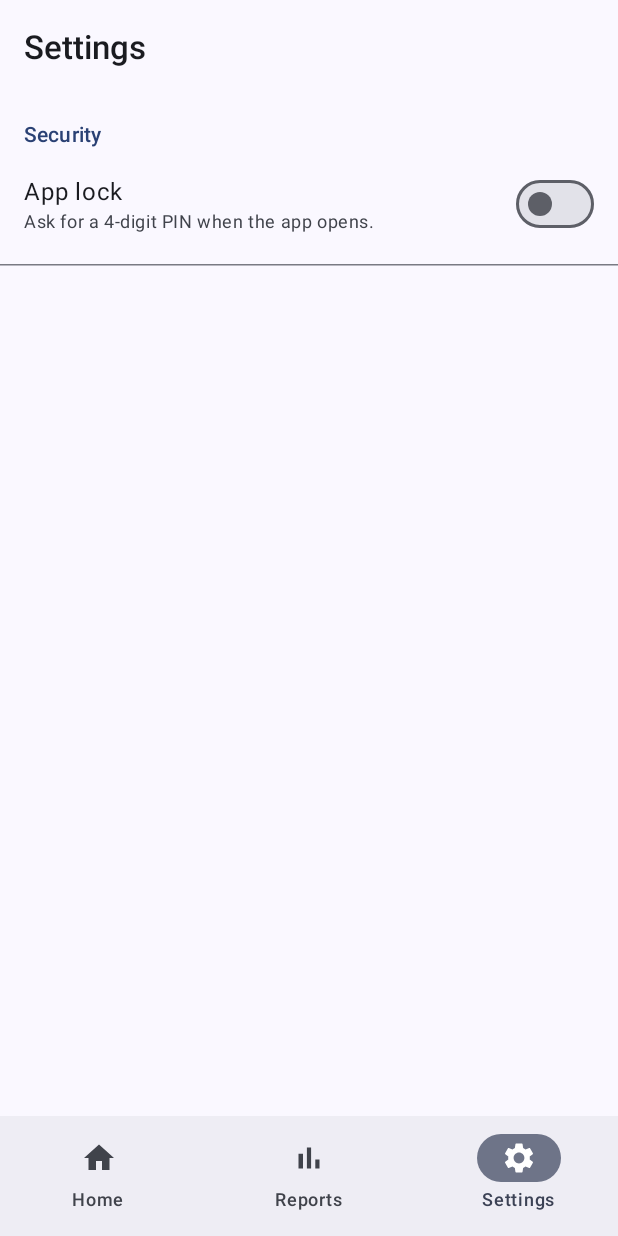
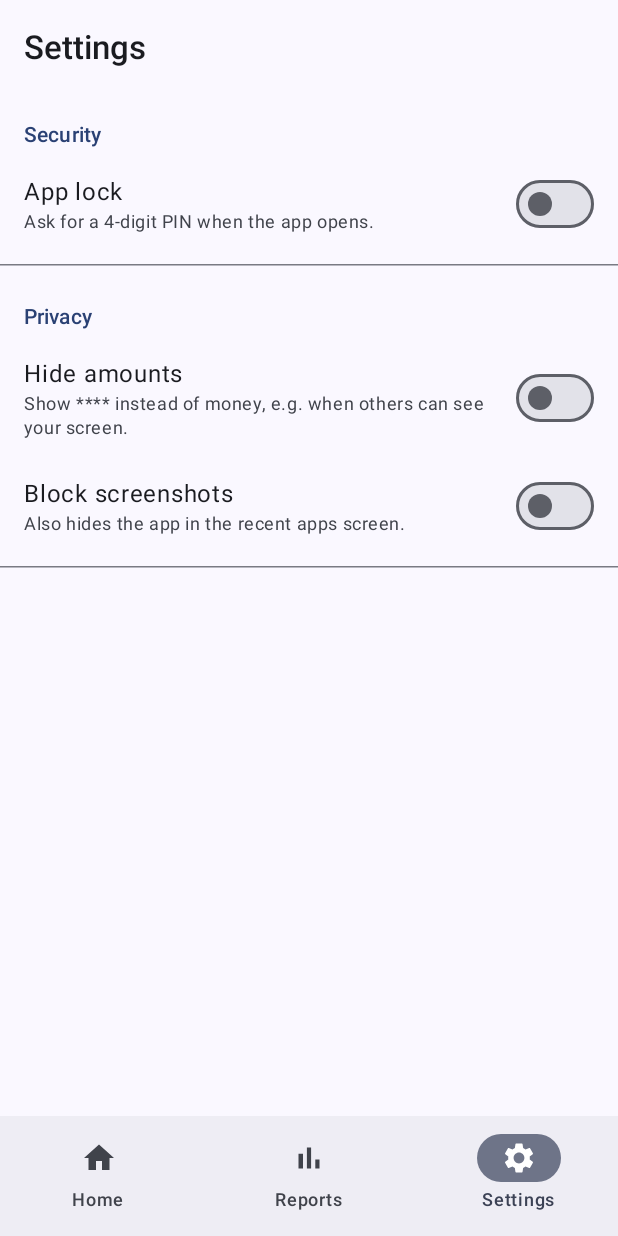
Before and after one commit to rkshani/HisaabDiary, an Android app built with Jetpack Compose: the SettingsRoute screen opened through its navigation route, on a phone screen of 412 x 824 dp. Run offline under Robolectric (Android 15) with nearby library versions, the phone set to English and light mode, and no system bars; our stand-ins replace Dagger/Hilt's generated code; libraries missing offline, so code that uses them is left out: androidx.hilt.lifecycle.

Commit message:
feat(privacy): hide amounts and block screenshots
- Settings > Privacy: "Hide amounts" shows Rs **** everywhere (formatter level)
- "Block screenshots" sets FLAG_SECURE (also hides the app preview in recents)
- Tests for both toggles

Co-Authored-By: Claude Opus 5.5 <noreply@anthropic.com>

```diff
--- a/app/src/main/java/com/hisaab/diary/ui/feature/settings/SettingsScreen.kt
+++ b/app/src/main/java/com/hisaab/diary/ui/feature/settings/SettingsScreen.kt
@@ -53,6 +53,8 @@ fun SettingsDestination(modifier: Modifier = Modifier, viewModel: SettingsViewMo
             onDisableLock = viewModel::disableLock,
             onBiometricChange = viewModel::setBiometric,
             onLockTimeoutChange = viewModel::setLockTimeout,
+            onHideAmountsChange = viewModel::setHideAmounts,
+            onBlockScreenshotsChange = viewModel::setBlockScreenshots,
         ),
         modifier = modifier,
     )
@@ -64,6 +66,8 @@ class SettingsActions(
     val onDisableLock: () -> Unit,
     val onBiometricChange: (Boolean) -> Unit,
     val onLockTimeoutChange: (Int) -> Unit,
+    val onHideAmountsChange: (Boolean) -> Unit,
+    val onBlockScreenshotsChange: (Boolean) -> Unit,
 )
 
 @OptIn(ExperimentalMaterial3Api::class)
@@ -108,6 +112,20 @@ fun SettingsScreen(
                     onClick = { pickTimeout = true },
                 )
             }
+            HorizontalDivider(Modifier.padding(vertical = 8.dp))
+            SectionTitle(stringResource(R.string.settings_privacy))
+            SwitchRow(
+                title = stringResource(R.string.settings_hide_amounts),
+                subtitle = stringResource(R.string.settings_hide_amounts_desc),
+                checked = settings.hideAmounts,
+                onCheckedChange = actions.onHideAmountsChange,
+            )
+            SwitchRow(
+                title = stringResource(R.string.settings_block_screenshots),
+                subtitle = stringResource(R.string.settings_block_screenshots_desc),
+                checked = settings.blockScreenshots,
+                onCheckedChange = actions.onBlockScreenshotsChange,
+            )
             HorizontalDivider(Modifier.padding(vertical = 8.dp))
         }
     }
--- a/app/src/main/java/com/hisaab/diary/ui/feature/settings/SettingsViewModel.kt
+++ b/app/src/main/java/com/hisaab/diary/ui/feature/settings/SettingsViewModel.kt
@@ -33,6 +33,10 @@ class SettingsViewModel @Inject constructor(
 
     fun setLockTimeout(seconds: Int) = launch { settingsRepository.setLockTimeoutSeconds(seconds) }
 
+    fun setHideAmounts(hide: Boolean) = launch { settingsRepository.setHideAmounts(hide) }
+
+    fun setBlockScreenshots(block: Boolean) = launch { settingsRepository.setBlockScreenshots(block) }
+
     private fun launch(block: suspend () -> Unit) {
         viewModelScope.launch { block() }
     }
--- a/app/src/main/res/values/strings.xml
+++ b/app/src/main/res/values/strings.xml
@@ -201,6 +201,13 @@
     <string name="lock_biometric_title">Unlock Hisaab Diary</string>
     <string name="lock_digits_entered">%1$d of %2$d digits entered</string>
 
+    <!-- Settings: privacy -->
+    <string name="settings_privacy">Privacy</string>
+    <string name="settings_hide_amounts">Hide amounts</string>
+    <string name="settings_hide_amounts_desc">Show **** instead of money, e.g. when others can see your screen.</string>
+    <string name="settings_block_screenshots">Block screenshots</string>
+    <string name="settings_block_screenshots_desc">Also hides the app in the recent apps screen.</string>
+
     <!-- Settle up -->
     <string name="action_settle_up">Settle up</string>
     <string name="settle_up_title">Settle up with %1$s?</string>
```
Also changed, not shown: 1 other file.
